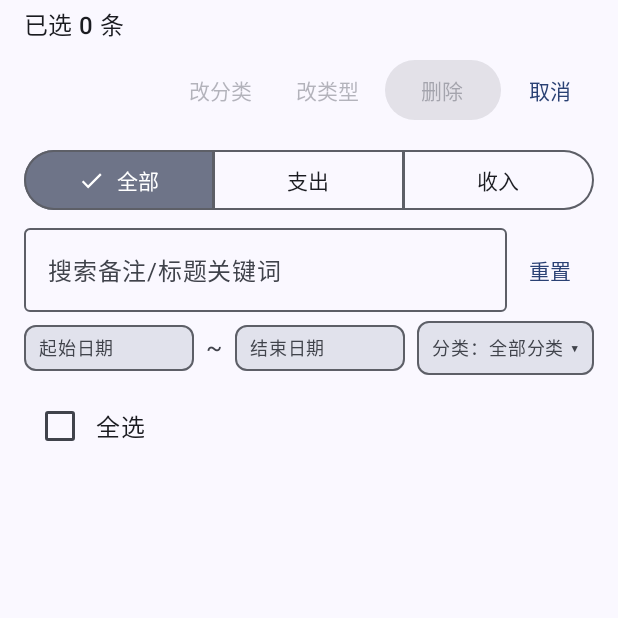
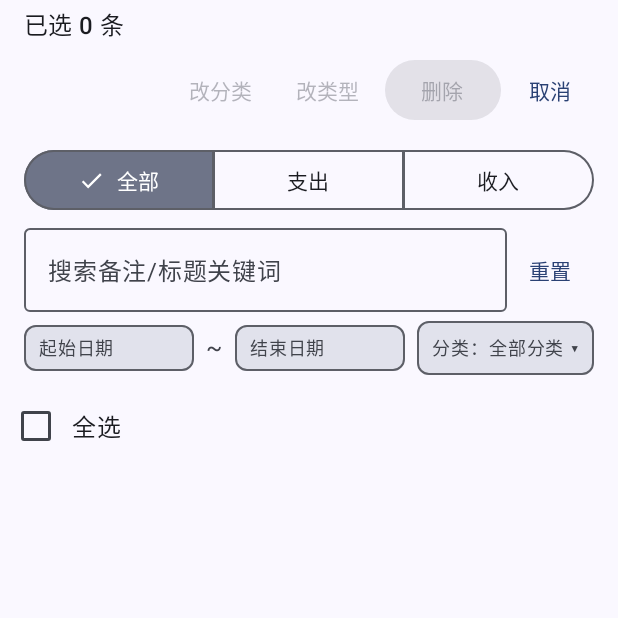
Before and after one commit to zhanghongyu12/minibook-3.0, an Android app built with Jetpack Compose: the composable TransactionsScreen shown on its own in the app's theme, after a tap on "管理", on a phone screen of 412 x 824 dp, the top half of it. Run offline under Robolectric (Android 15) with nearby library versions, the light colour scheme and no system bars; our stand-ins replace Dagger/Hilt's generated code; 7 statements that could not run were skipped.

Commit message:
fix: 批量全选框对齐+详情页查看态加返回按钮

```diff
--- a/app/src/main/java/com/minibook/ui/debts/DebtDetailScreen.kt
+++ b/app/src/main/java/com/minibook/ui/debts/DebtDetailScreen.kt
@@ -5,8 +5,10 @@ import androidx.compose.foundation.layout.Box
 import androidx.compose.foundation.layout.Column
 import androidx.compose.foundation.layout.ColumnScope
 import androidx.compose.foundation.layout.Row
+import androidx.compose.foundation.layout.Spacer
 import androidx.compose.foundation.layout.fillMaxSize
 import androidx.compose.foundation.layout.fillMaxWidth
+import androidx.compose.foundation.layout.height
 import androidx.compose.foundation.layout.padding
 import androidx.compose.foundation.layout.width
 import androidx.compose.foundation.rememberScrollState
@@ -207,6 +209,7 @@ fun DebtDetailScreen(
                         viewModel.initRepay(viewDebt.partyName, viewDebt.direction)
                         repaying = true
                     },
+                    onBack = onBack,
                 )
             }
         }
@@ -409,6 +412,7 @@ private fun DebtViewContent(
     debt: Debt,
     onEdit: () -> Unit,
     onRepay: () -> Unit,
+    onBack: () -> Unit,
 ) {
     val (netFen, semantic) = debtNetContribution(debt)
     Column {
@@ -446,6 +450,8 @@ private fun DebtViewContent(
             OutlinedButton(onClick = onEdit, modifier = Modifier.weight(1f)) { Text("编辑") }
             Button(onClick = onRepay, modifier = Modifier.weight(1f)) { Text("还款") }
         }
+        Spacer(Modifier.height(8.dp))
+        OutlinedButton(onClick = onBack, modifier = Modifier.fillMaxWidth()) { Text("返回") }
     }
 }
 
--- a/app/src/main/java/com/minibook/ui/transactions/TransactionDetailScreen.kt
+++ b/app/src/main/java/com/minibook/ui/transactions/TransactionDetailScreen.kt
@@ -171,6 +171,7 @@ fun TransactionDetailScreen(
                     tx = viewTx,
                     categories = categories,
                     onEdit = { editing = true },
+                    onBack = onBack,
                 )
             }
         }
@@ -321,6 +322,7 @@ private fun TransactionViewContent(
     tx: Transaction,
     categories: List<Category>,
     onEdit: () -> Unit,
+    onBack: () -> Unit,
 ) {
     val category = categories.firstOrNull { it.id == tx.categoryId }
     val fallback = MaterialTheme.colorScheme.outline
@@ -379,6 +381,8 @@ private fun TransactionViewContent(
 
         Spacer(Modifier.height(16.dp))
         Button(onClick = onEdit, modifier = Modifier.fillMaxWidth()) { Text("编辑") }
+        Spacer(Modifier.height(8.dp))
+        OutlinedButton(onClick = onBack, modifier = Modifier.fillMaxWidth()) { Text("返回") }
     }
 }
 
--- a/app/src/main/java/com/minibook/ui/transactions/TransactionsScreen.kt
+++ b/app/src/main/java/com/minibook/ui/transactions/TransactionsScreen.kt
@@ -361,7 +361,7 @@ private fun SelectAllRow(
         modifier = modifier
             .fillMaxWidth()
             .clickable(onClick = onToggle)
-            .padding(horizontal = 16.dp, vertical = 4.dp),
+            .padding(vertical = 4.dp),
         verticalAlignment = Alignment.CenterVertically,
     ) {
         Checkbox(checked = checked, onCheckedChange = { onToggle() })
```
